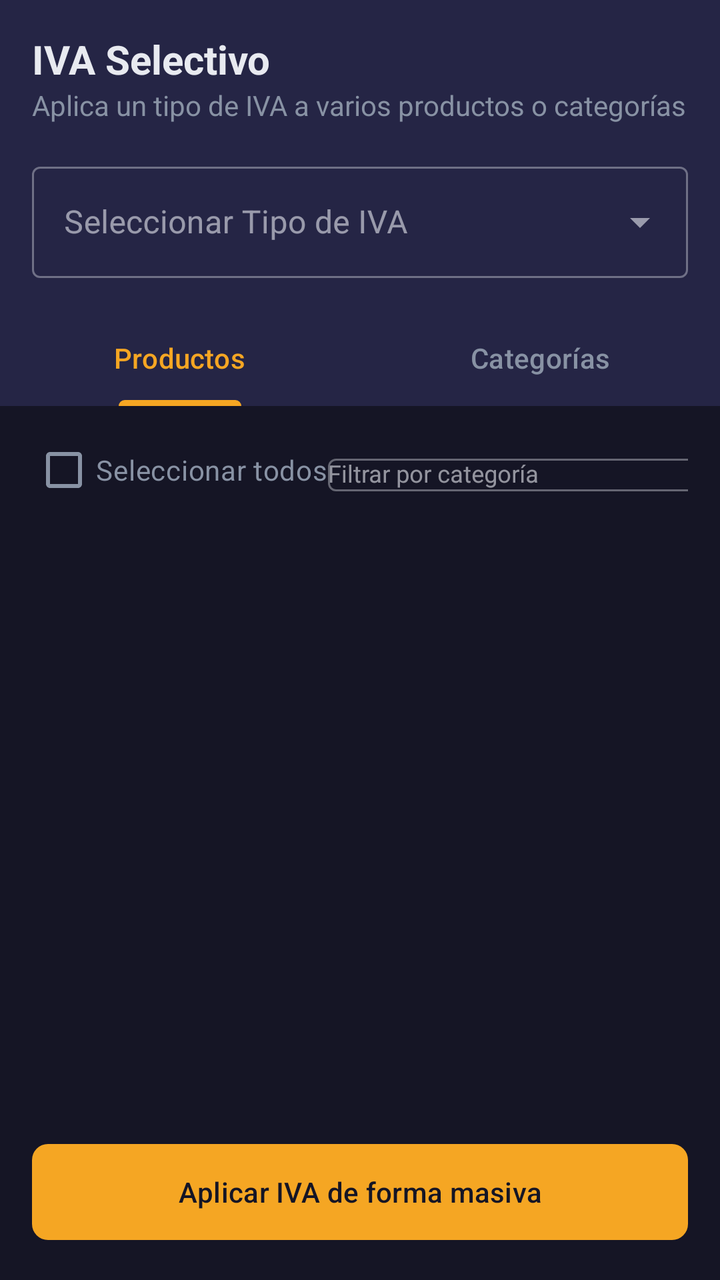
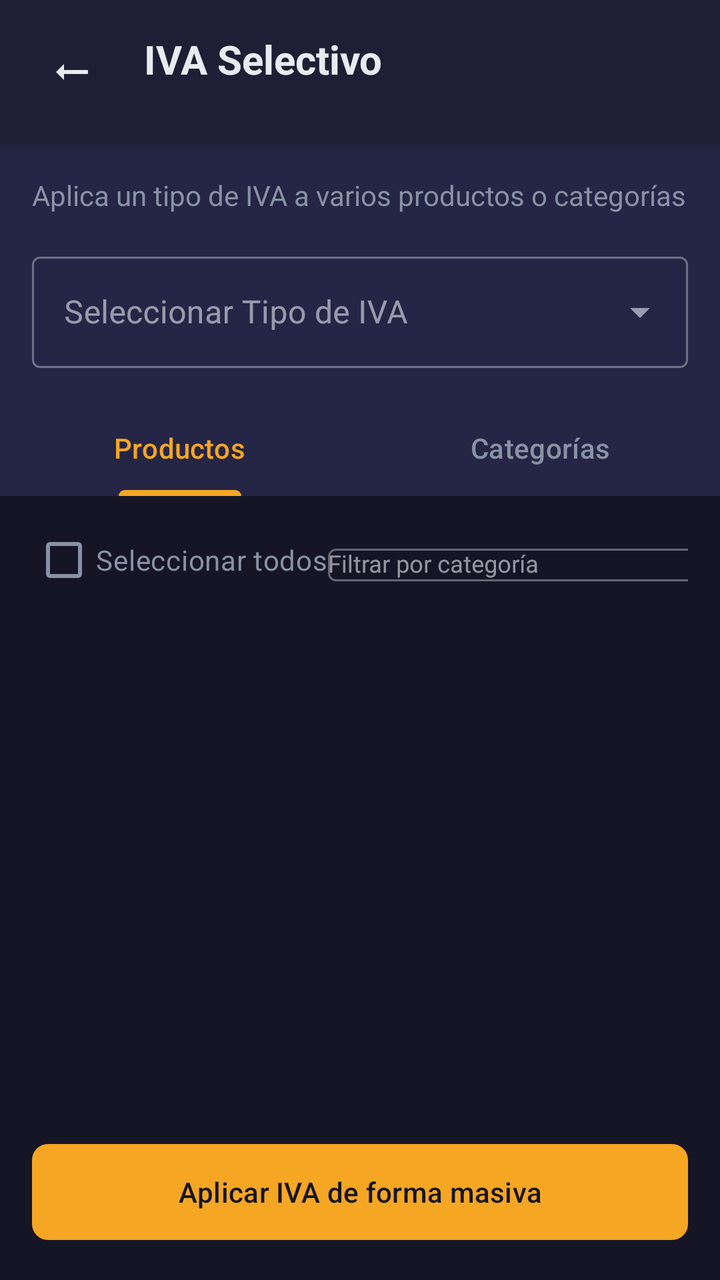

Before-and-after screenshots of an Android layout around one commit, followed by the original layout XML and the change that was made.
<!-- AndroidManifest.xml: application theme Theme.Electrobazar -->
<!-- res/layout/fragment_selective_tax.xml -->
<?xml version="1.0" encoding="utf-8"?>
<LinearLayout xmlns:android="http://schemas.android.com/apk/res/android"
    xmlns:app="http://schemas.android.com/apk/res-auto"
    android:layout_width="match_parent"
    android:layout_height="match_parent"
    android:background="?attr/android:windowBackground"
    android:orientation="vertical">

    <LinearLayout
        android:layout_width="match_parent"
        android:layout_height="wrap_content"
        android:background="?attr/colorSurface"
        android:orientation="vertical"
        android:padding="16dp">

        <TextView
            android:layout_width="wrap_content"
            android:layout_height="wrap_content"
            android:text="IVA Selectivo"
            android:textColor="?attr/android:textColorPrimary"
            android:textSize="20sp"
            android:textStyle="bold" />

        <TextView
            android:layout_width="wrap_content"
            android:layout_height="wrap_content"
            android:layout_marginBottom="16dp"
            android:text="Aplica un tipo de IVA a varios productos o categorías"
            android:textColor="?attr/android:textColorSecondary"
            android:textSize="14sp" />

        <com.google.android.material.textfield.TextInputLayout
            style="@style/Widget.MaterialComponents.TextInputLayout.OutlinedBox.ExposedDropdownMenu"
            android:layout_width="match_parent"
            android:layout_height="wrap_content"
            android:hint="Seleccionar Tipo de IVA"
            app:hintTextColor="?attr/android:textColorSecondary">

            <AutoCompleteTextView
                android:id="@+id/autoTaxRate"
                android:layout_width="match_parent"
                android:layout_height="wrap_content"
                android:inputType="none"
                android:textColor="?attr/android:textColorPrimary" />
        </com.google.android.material.textfield.TextInputLayout>
    </LinearLayout>

    <com.google.android.material.tabs.TabLayout
        android:id="@+id/tabSelection"
        android:layout_width="match_parent"
        android:layout_height="wrap_content"
        android:background="?attr/colorSurface"
        app:tabIndicatorColor="?attr/colorPrimary"
        app:tabSelectedTextColor="?attr/colorPrimary"
        app:tabTextColor="?attr/android:textColorSecondary">

        <com.google.android.material.tabs.TabItem
            android:layout_width="wrap_content"
            android:layout_height="wrap_content"
            android:text="Productos" />

        <com.google.android.material.tabs.TabItem
            android:layout_width="wrap_content"
            android:layout_height="wrap_content"
            android:text="Categorías" />
    </com.google.android.material.tabs.TabLayout>

    <FrameLayout
        android:layout_width="match_parent"
        android:layout_height="0dp"
        android:layout_weight="1">

        <LinearLayout
            android:id="@+id/layoutProducts"
            android:layout_width="match_parent"
            android:layout_height="match_parent"
            android:orientation="vertical"
            android:visibility="visible">

            <LinearLayout
                android:layout_width="match_parent"
                android:layout_height="wrap_content"
                android:gravity="center_vertical"
                android:paddingHorizontal="16dp"
                android:paddingVertical="8dp">

                <CheckBox
                    android:id="@+id/cbSelectAllProducts"
                    android:layout_width="wrap_content"
                    android:layout_height="wrap_content"
                    android:text="Seleccionar todos"
                    android:textColor="?attr/android:textColorSecondary" />

                <View
                    android:layout_width="0dp"
                    android:layout_height="0dp"
                    android:layout_weight="1" />

                <com.google.android.material.textfield.TextInputLayout
                    android:id="@+id/layoutCategoryFilter"
                    style="@style/Widget.MaterialComponents.TextInputLayout.OutlinedBox.Dense"
                    android:layout_width="200dp"
                    android:layout_height="wrap_content"
                    android:hint="Filtrar por categoría">

                    <AutoCompleteTextView
                        android:id="@+id/autoCategoryFilter"
                        android:layout_width="match_parent"
                        android:layout_height="wrap_content"
                        android:inputType="none"
                        android:textSize="12sp" />
                </com.google.android.material.textfield.TextInputLayout>
            </LinearLayout>

            <androidx.recyclerview.widget.RecyclerView
                android:id="@+id/rvProducts"
                android:layout_width="match_parent"
                android:layout_height="match_parent" />
        </LinearLayout>

        <LinearLayout
            android:id="@+id/layoutCategories"
            android:layout_width="match_parent"
            android:layout_height="match_parent"
            android:orientation="vertical"
            android:visibility="gone">

            <CheckBox
                android:id="@+id/cbSelectAllCategories"
                android:layout_width="wrap_content"
                android:layout_height="wrap_content"
                android:layout_marginHorizontal="16dp"
                android:layout_marginVertical="8dp"
                android:text="Seleccionar todos"
                android:textColor="?attr/android:textColorSecondary" />

            <androidx.recyclerview.widget.RecyclerView
                android:id="@+id/rvCategories"
                android:layout_width="match_parent"
                android:layout_height="match_parent" />
        </LinearLayout>
    </FrameLayout>

    <com.google.android.material.button.MaterialButton
        android:id="@+id/btnApply"
        android:layout_width="match_parent"
        android:layout_height="56dp"
        android:layout_margin="16dp"
        android:text="Aplicar IVA de forma masiva"
        android:textColor="?attr/android:windowBackground"
        app:backgroundTint="?attr/colorPrimary"
        app:cornerRadius="8dp" />

</LinearLayout>
<!-- resources referenced by this layout -->
<resources>
  <style name="Theme.Electrobazar" parent="Base.Theme.Electrobazar" />
  <style name="Base.Theme.Electrobazar" parent="Theme.Material3.DayNight.NoActionBar">
          
          <item name="colorPrimary">@color/accent</item>
          <item name="colorOnPrimary">@color/primary</item>
          <item name="colorSecondary">@color/accent</item>
          <item name="colorOnSecondary">@color/primary</item>
          <item name="colorPrimaryContainer">@color/surface</item>
          <item name="colorOnPrimaryContainer">@color/text_main</item>
          <item name="android:colorPrimaryDark">#000000</item>
          
          <item name="colorSurface">@color/surface</item>
          <item name="colorOnSurface">@color/text_main</item>
          <item name="colorSurfaceVariant">@color/secondary</item>
          <item name="colorOnSurfaceVariant">@color/text_muted</item>
          <item name="colorOutline">@color/border</item>
          
          <item name="android:windowBackground">@color/primary</item>
          <item name="android:colorBackground">@color/primary</item>
          <item name="android:textColorPrimary">@color/text_main</item>
          <item name="android:textColorSecondary">@color/text_muted</item>
          <item name="android:textColorHint">@color/text_muted</item>
          <item name="android:navigationBarColor">@android:color/black</item>
          
          <item name="colorError">@color/danger</item>
  
          
          <item name="chipStyle">@style/CustomChipStyle</item>
      </style>
  <color name="accent">#f5a623</color>
  <color name="primary">#151525</color>
  <color name="surface">#252545</color>
  <color name="text_main">#e8eaf0</color>
  <color name="secondary">#1e1e35</color>
  <color name="text_muted">#8892a4</color>
  <color name="border">#2c2c4d</color>
  <color name="danger">#ef4444</color>
  <style name="CustomChipStyle" parent="Widget.Material3.Chip.Filter">
          <item name="android:colorPrimaryDark">#000000</item>
          <item name="chipBackgroundColor">@color/chip_bg_selector</item>
          <item name="android:textColor">@color/chip_text_selector</item>
          <item name="chipStrokeWidth">0dp</item>
          <item name="shapeAppearance">@style/ShapeAppearance.SmallComponent</item>
      </style>
  <style name="ShapeAppearance.SmallComponent" parent="ShapeAppearance.Material3.SmallComponent">
          <item name="cornerSize">20dp</item>
          <item name="android:colorPrimaryDark">#000000</item>
      </style>
</resources>

<!-- the commit's change to res/layout/fragment_selective_tax.xml (unified diff, before → after) -->
@@ -7,19 +7,41 @@
     android:orientation="vertical">
 
     <LinearLayout
+        android:id="@+id/headerContainer"
+        android:layout_width="match_parent"
+        android:layout_height="wrap_content"
+        android:background="?attr/colorSurfaceVariant"
+        android:elevation="4dp"
+        android:fitsSystemWindows="true"
+        android:orientation="horizontal"
+        android:padding="16dp">
+
+        <ImageButton
+            android:id="@+id/btnBack"
+            android:layout_width="40dp"
+            android:layout_height="40dp"
+            android:background="?attr/selectableItemBackgroundBorderless"
+            android:src="@drawable/ic_arrow_right"
+            android:rotation="180"
+            app:tint="?attr/android:textColorPrimary" />
+
+        <TextView
+            android:layout_width="0dp"
+            android:layout_height="wrap_content"
+            android:layout_marginStart="16dp"
+            android:layout_weight="1"
+            android:text="IVA Selectivo"
+            android:textColor="?attr/android:textColorPrimary"
+            android:textSize="20sp"
+            android:textStyle="bold" />
+    </LinearLayout>
+
+    <LinearLayout
         android:layout_width="match_parent"
         android:layout_height="wrap_content"
         android:background="?attr/colorSurface"
         android:orientation="vertical"
         android:padding="16dp">
-
-        <TextView
-            android:layout_width="wrap_content"
-            android:layout_height="wrap_content"
-            android:text="IVA Selectivo"
-            android:textColor="?attr/android:textColorPrimary"
-            android:textSize="20sp"
-            android:textStyle="bold" />
 
         <TextView
             android:layout_width="wrap_content"
@@ -107,7 +129,7 @@
                         android:id="@+id/autoCategoryFilter"
                         android:layout_width="match_parent"
                         android:layout_height="wrap_content"
-                        android:inputType="none"
+                        android:inputType="text"
                         android:textSize="12sp" />
                 </com.google.android.material.textfield.TextInputLayout>
             </LinearLayout>
<!-- resource entries referenced after the edit -->
@@ -1,5 +1,15 @@
 <!-- resources referenced by this layout -->
 <resources>
+  <!-- drawable ic_arrow_right (drawable) -->
+  <vector xmlns:android="http://schemas.android.com/apk/res/android"
+      android:width="24dp"
+      android:height="24dp"
+      android:viewportWidth="24"
+      android:viewportHeight="24">
+      <path
+          android:fillColor="#000000"
+          android:pathData="M16.01,11H4v2h12.01v3L20,12l-3.99,-4z" />
+  </vector>
   <style name="Theme.Electrobazar" parent="Base.Theme.Electrobazar" />
   <style name="Base.Theme.Electrobazar" parent="Theme.Material3.DayNight.NoActionBar">
           
